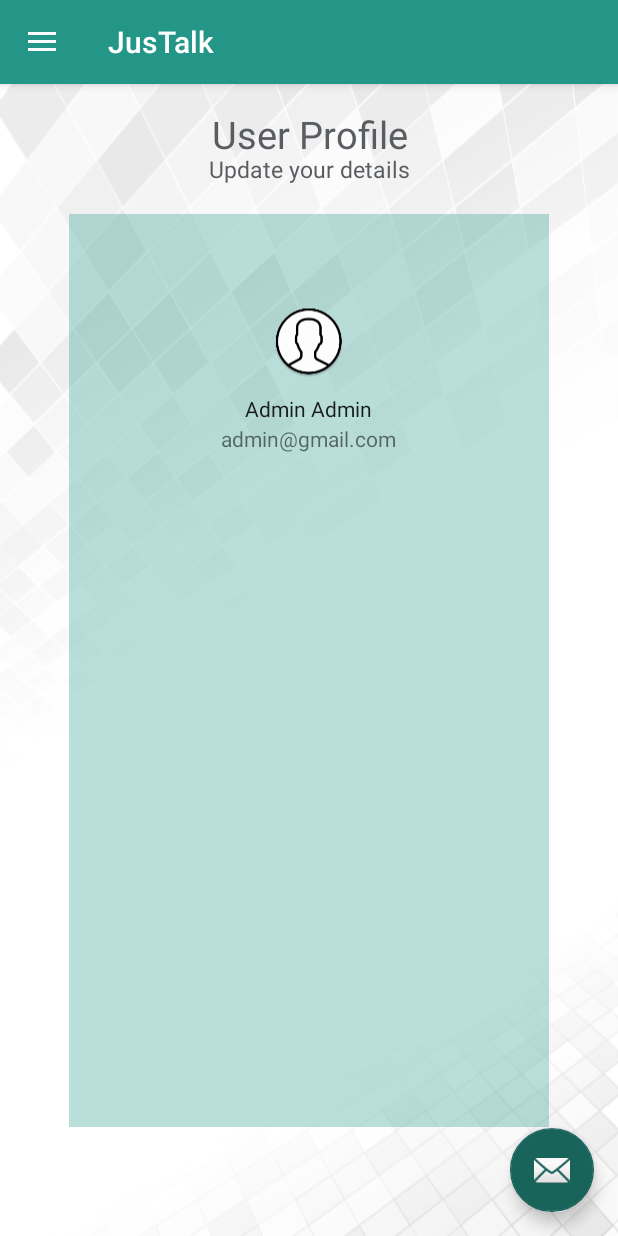
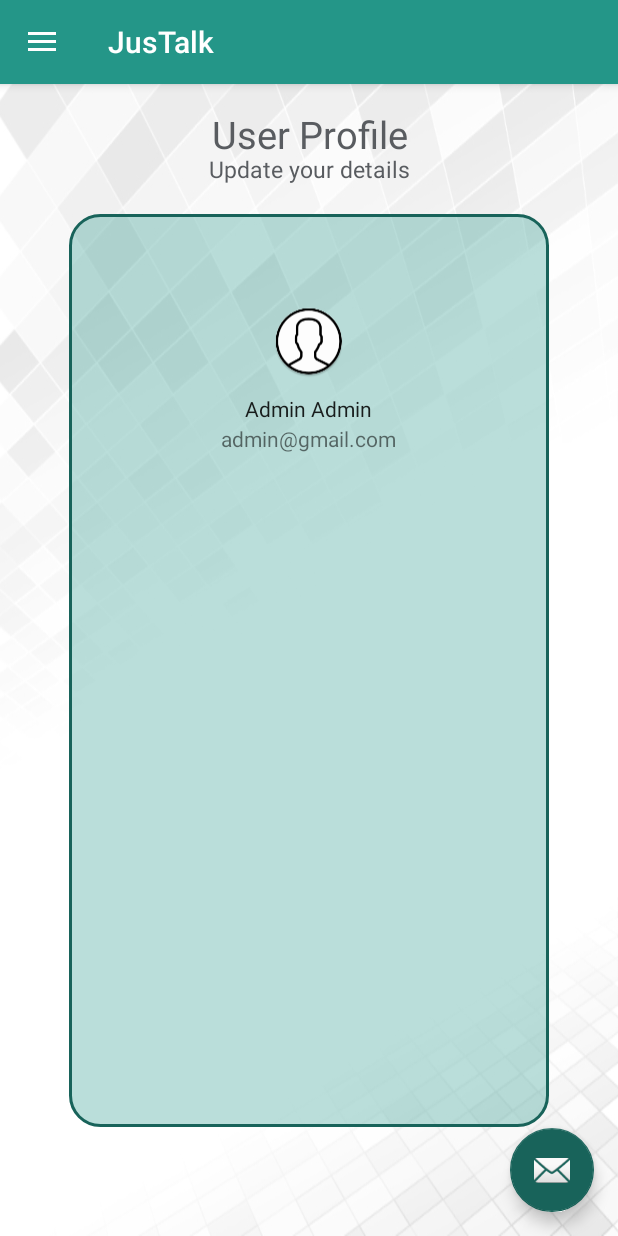
Before and after one commit to avigailab/finalProject, an Android app: the ProfilePage screen opened directly, with no data from a screen before it, on a phone screen of 412 x 824 dp. Run offline under Robolectric (Android 15) with nearby library versions, the phone set to English and light mode, and no system bars; network calls fail.

Commit message:
change all forms list to be with border raduis

```diff
--- /dev/null
+++ b/app/src/main/res/drawable/curve_shap.xml
@@ -0,0 +1,15 @@
+<shape xmlns:android="http://schemas.android.com/apk/res/android" >
+
+    <solid android:color="@color/transparentGreen" />
+
+    <stroke
+        android:width="2dp"
+        android:color="@color/turkiz" />
+
+    <corners
+        android:bottomLeftRadius="20dp"
+        android:bottomRightRadius="20dp"
+        android:topLeftRadius="20dp"
+        android:topRightRadius="20dp" />
+
+</shape>
--- a/app/src/main/res/layout/list_form.xml
+++ b/app/src/main/res/layout/list_form.xml
@@ -32,7 +32,7 @@
         android:paddingRight="12dp"
         android:listSelector="@android:color/transparent"
         android:transcriptMode="alwaysScroll"
-        android:background="@color/transparentGreen"
+        android:background="@drawable/curve_shap"
         android:layout_marginRight="30dp"
         android:layout_marginLeft="30dp"
         android:layout_marginBottom="30dp"
--- a/app/src/main/res/layout/profile_page.xml
+++ b/app/src/main/res/layout/profile_page.xml
@@ -3,11 +3,13 @@
     android:layout_width="match_parent"
     android:layout_height="match_parent"
     tools:context="com.example.avigail.lastproject.ProfilePage">
-
+<RelativeLayout
+    android:layout_width="match_parent"
+    android:layout_height="wrap_content"
+    android:gravity="center">
     <TextView
         android:layout_width="match_parent"
         android:layout_height="40dp"
-        android:layout_weight="2"
         android:textSize="25dp"
         android:text="@string/user_profile"
         android:textAlignment="center"
@@ -16,13 +18,14 @@
     <TextView
         android:layout_width="match_parent"
         android:layout_height="30dp"
-        android:layout_weight="1"
         android:textSize="15dp"
         android:layout_marginTop="30dp"
         android:textAlignment="center"
         android:text="Update your details"
         android:textColor="@color/darkGray"
         />
+</RelativeLayout>
+
     <RelativeLayout
         android:layout_width="match_parent"
         android:layout_height="match_parent"
@@ -32,7 +35,7 @@
         android:layout_marginLeft="30dp"
         android:layout_marginBottom="60dp"
         android:padding="20dp"
-        android:background="@color/transparentGreen">
+        android:background="@drawable/curve_shap">
         <ImageView
             android:id="@+id/imageView"
             android:layout_width="wrap_content"
--- a/app/src/main/res/layout/waiting_forms.xml
+++ b/app/src/main/res/layout/waiting_forms.xml
@@ -37,7 +37,7 @@
         android:layout_marginBottom="60dp"
         android:gravity="center"
         android:padding="20dp"
-        android:background="@color/transparentGreen"
+        android:background="@drawable/curve_shap"
         android:layout_gravity="center"
         android:text="@string/no_form_label"
         android:visibility="gone"/>
@@ -51,7 +51,7 @@
         android:paddingRight="12dp"
         android:listSelector="@android:color/transparent"
         android:transcriptMode="alwaysScroll"
-        android:background="@color/transparentGreen"
+        android:background="@drawable/curve_shap"
         android:layout_marginRight="30dp"
         android:layout_marginLeft="30dp"
         android:layout_marginBottom="30dp"
```
